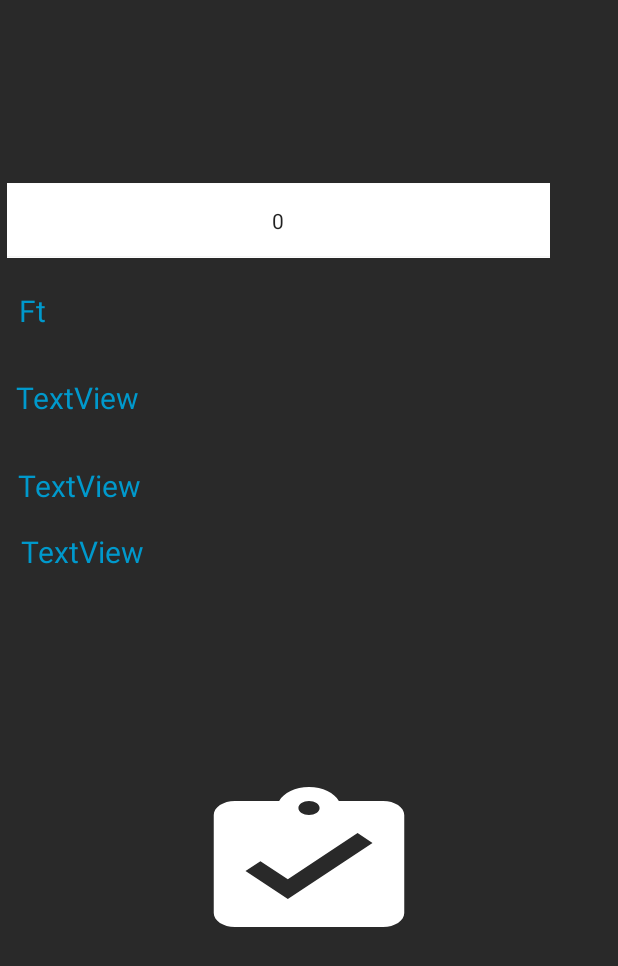
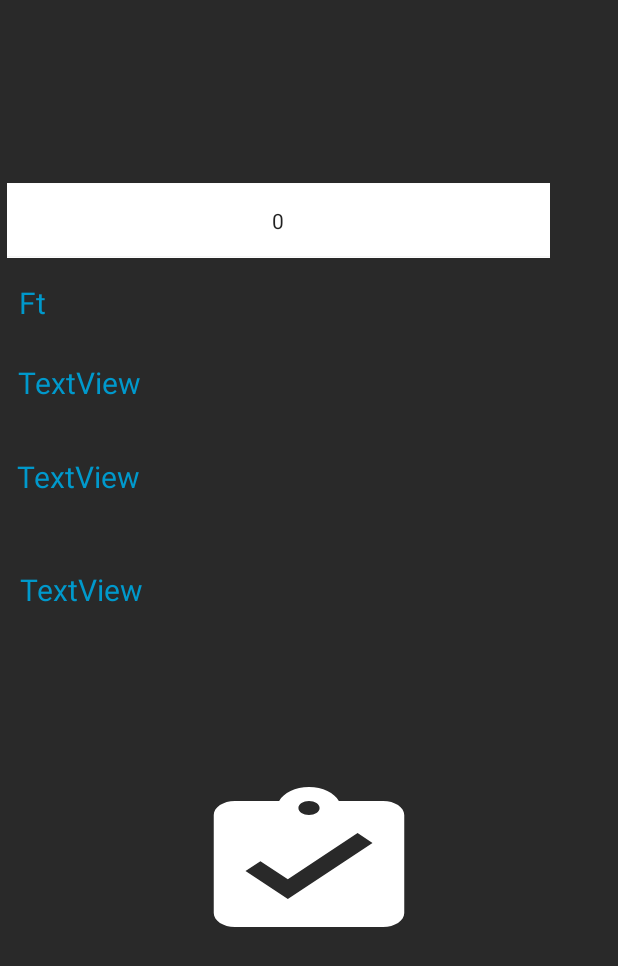
Before and after one commit to vereczkibalint/szakmaigyakorlat_2days, an Android app: the layout activity_parameterezo.xml on its own in the app's theme, with its tools: preview values and no code run, on a phone screen of 412 x 824 dp. Shown: the top 966 px of the screen. Run offline under Robolectric (Android 15) with nearby library versions, the phone set to English and light mode, and no system bars.

Commit message:
updated confirmation page

```diff
--- a/CarRental/app/src/main/res/layout/activity_parameterezo.xml
+++ b/CarRental/app/src/main/res/layout/activity_parameterezo.xml
@@ -59,53 +59,50 @@
 
     <TextView
         android:id="@+id/email"
-        android:layout_width="198dp"
-        android:layout_height="30dp"
-        android:layout_marginStart="10dp"
+        android:layout_width="366dp"
+        android:layout_height="39dp"
+        android:layout_marginStart="11dp"
         android:layout_marginTop="6dp"
-        android:layout_marginEnd="203dp"
+        android:layout_marginEnd="34dp"
         android:layout_marginBottom="7dp"
+
         android:text="TextView"
+        android:textColor="@android:color/holo_blue_dark"
         android:textSize="20dp"
-
-        android:textColor="@android:color/holo_blue_dark"
         app:layout_constraintBottom_toTopOf="@+id/telefonszam"
         app:layout_constraintEnd_toEndOf="parent"
-        app:layout_constraintHorizontal_bias="1.0"
         app:layout_constraintStart_toStartOf="parent"
         app:layout_constraintTop_toBottomOf="@+id/vegosszegText" />
 
     <TextView
         android:id="@+id/telefonszam"
-        android:layout_width="200dp"
-        android:layout_height="32dp"
+        android:layout_width="361dp"
+        android:layout_height="43dp"
         android:layout_marginStart="11dp"
         android:layout_marginTop="7dp"
-        android:layout_marginEnd="200dp"
+        android:layout_marginEnd="39dp"
         android:layout_marginBottom="164dp"
+
         android:text="TextView"
+        android:textColor="@android:color/holo_blue_dark"
         android:textSize="20dp"
-
-        android:textColor="@android:color/holo_blue_dark"
         app:layout_constraintBottom_toTopOf="@+id/orderfinalize"
         app:layout_constraintEnd_toEndOf="parent"
-        app:layout_constraintHorizontal_bias="1.0"
         app:layout_constraintStart_toStartOf="parent"
         app:layout_constraintTop_toBottomOf="@+id/email" />
 
     <TextView
         android:id="@+id/nev"
-        android:layout_width="198dp"
-        android:layout_height="33dp"
+        android:layout_width="361dp"
+        android:layout_height="49dp"
         android:layout_marginStart="13dp"
-        android:layout_marginTop="12dp"
-        android:layout_marginEnd="200dp"
+        android:layout_marginTop="32dp"
+        android:layout_marginEnd="37dp"
+
         android:text="TextView"
+        android:textColor="@android:color/holo_blue_dark"
         android:textSize="20dp"
-
-        android:textColor="@android:color/holo_blue_dark"
         app:layout_constraintEnd_toEndOf="parent"
-        app:layout_constraintHorizontal_bias="1.0"
         app:layout_constraintStart_toStartOf="parent"
         app:layout_constraintTop_toBottomOf="@+id/telefonszam" />
 </androidx.constraintlayout.widget.ConstraintLayout>
```
